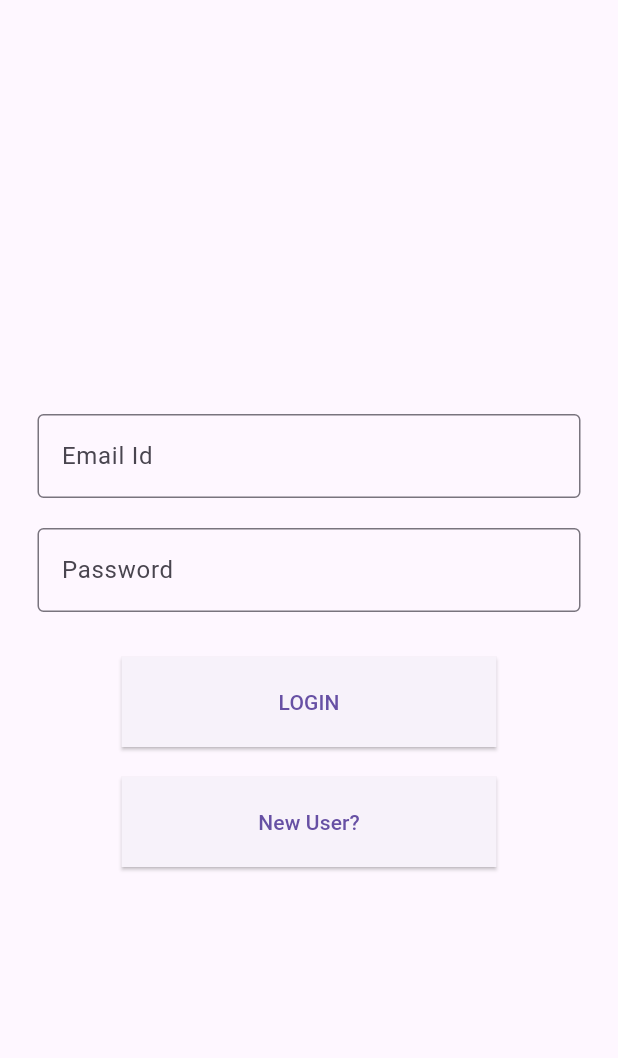
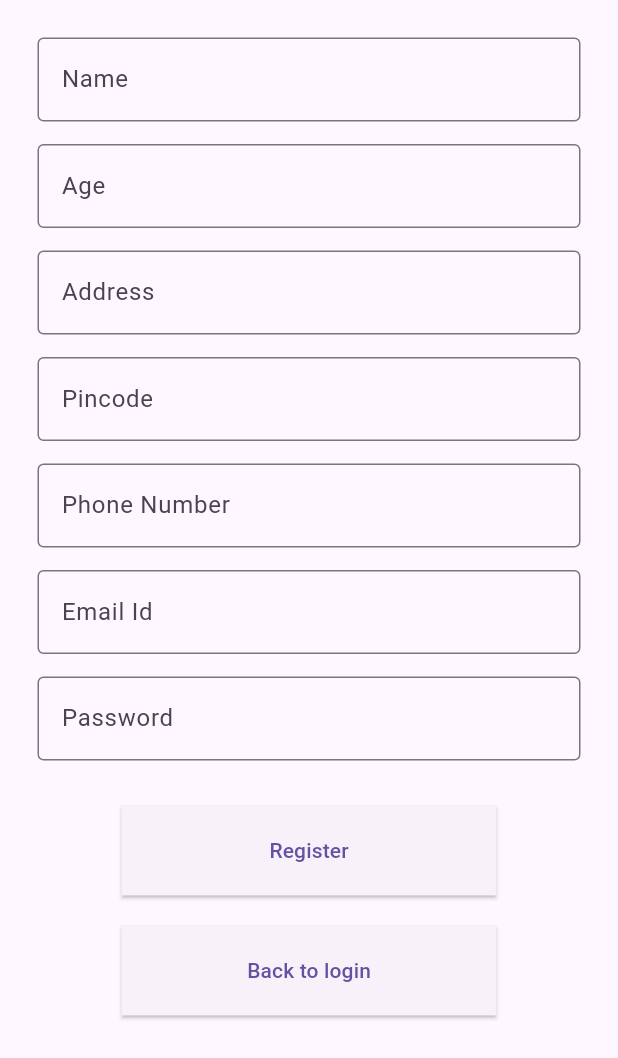
Before and after one commit to SKR276/blog-app-frontend, a Flutter app: the screen it shows after launch, after a tap on "New User?", on a phone screen of 412 x 824 dp. Shown: the top 1058 px of the screen. Run offline on Flutter 3.47's test engine with Material 3 defaults, Android fonts, the phone set to English and light mode, and no system bars.

Commit message:
register page

```diff
--- a/lib/pages/login.dart
+++ b/lib/pages/login.dart
@@ -1,3 +1,4 @@
+import 'package:blogapp/pages/register.dart';
 import 'package:flutter/material.dart';
 
 class LoginPage extends StatefulWidget {
@@ -15,8 +16,8 @@ class _LoginPageState extends State<LoginPage> {
     TextEditingController password=new TextEditingController();
 
     void SendValues(){
-      print("Email Id" + getEmail);
-      print("Password" + getPass);
+      print("Email Id" + email.text);
+      print("Password" + password.text);
     }
     return Scaffold(
       body: Container(
@@ -64,7 +65,9 @@ class _LoginPageState extends State<LoginPage> {
                   )
                 ),
                 onPressed: (){
-
+                  Navigator.push(context, MaterialPageRoute(builder:
+                  (context)=>RegisterPage()
+                  ));
                 },
               child: Text("New User?"),),
             )
--- /dev/null
+++ b/lib/pages/register.dart
@@ -0,0 +1,127 @@
+import 'package:flutter/material.dart';
+
+class RegisterPage extends StatefulWidget {
+  const RegisterPage({super.key});
+
+  @override
+  State<RegisterPage> createState() => _RegisterPageState();
+}
+
+class _RegisterPageState extends State<RegisterPage> {
+  @override
+  Widget build(BuildContext context) {
+    String getname="",getage="",getaddress="",getpincode="",getphnno="",getemail="",getpass="";
+    TextEditingController name=new TextEditingController();
+    TextEditingController age=new TextEditingController();
+    TextEditingController address=new TextEditingController();
+    TextEditingController pincode=new TextEditingController();
+    TextEditingController mobileNo=new TextEditingController();
+    TextEditingController email=new TextEditingController();
+    TextEditingController password=new TextEditingController();
+
+    void SendValues(){
+      print("Name" + name.text);
+      print("Address" + address.text);
+      print("Age" + age.text);
+      print("Pincode" + pincode.text);
+      print("Mobile No" + mobileNo.text);
+      print("Email Id" + email.text);
+      print("Password" + password.text);
+    }
+    return Scaffold(
+      body: SingleChildScrollView(
+        child: Container(
+          padding: EdgeInsets.all(25),
+          child: Column(
+            children: [
+              TextField(
+                controller: name,
+                decoration: InputDecoration(
+                  labelText: "Name",
+                  border: OutlineInputBorder()
+                ),
+              ),
+              SizedBox(height: 15,),
+              TextField(
+                controller: age,
+                decoration: InputDecoration(
+                    labelText: "Age",
+                    border: OutlineInputBorder()
+                ),
+              ),
+              SizedBox(height: 15,),
+              TextField(
+                controller: address,
+                decoration: InputDecoration(
+                    labelText: "Address",
+                    border: OutlineInputBorder()
+                ),
+              ),
+              SizedBox(height: 15,),
+              TextField(
+                controller: pincode,
+                decoration: InputDecoration(
+                    labelText: "Pincode",
+                    border: OutlineInputBorder()
+                ),
+              ),
+              SizedBox(height: 15,),
+              TextField(
+                controller: mobileNo,
+                keyboardType: TextInputType.number,
+                decoration: InputDecoration(
+                    labelText: "Phone Number",
+                    border: OutlineInputBorder()
+                ),
+              ),
+              SizedBox(height: 15,),
+              TextField(
+                controller: email,
+                decoration: InputDecoration(
+                    labelText: "Email Id",
+                    border: OutlineInputBorder()
+                ),
+              ),
+              SizedBox(height: 15,),
+              TextField(
+                controller: password,
+                decoration: InputDecoration(
+                    labelText: "Password",
+                    border: OutlineInputBorder()
+                ),
+              ),
+              SizedBox(height: 30,),
+              SizedBox(
+                height: 60,
+                width: 250,
+                child: ElevatedButton(
+                  style: ElevatedButton.styleFrom(
+                    shape: RoundedRectangleBorder(
+                      borderRadius: BorderRadius.zero
+                    )
+                  ),
+                  onPressed: SendValues,
+                child: Text("Register"),),
+              ),
+              SizedBox(height: 20,),
+              SizedBox(
+                height: 60,
+                width: 250,
+                child: ElevatedButton(
+                  style: ElevatedButton.styleFrom(
+                      shape: RoundedRectangleBorder(
+                          borderRadius: BorderRadius.zero
+                      )
+                  ),
+                  onPressed: (){
+                    Navigator.pop(context);
+                  },
+                  child: Text("Back to login"),),
+              )
+            ],
+          ),
+        ),
+      ),
+    );
+  }
+}
```
